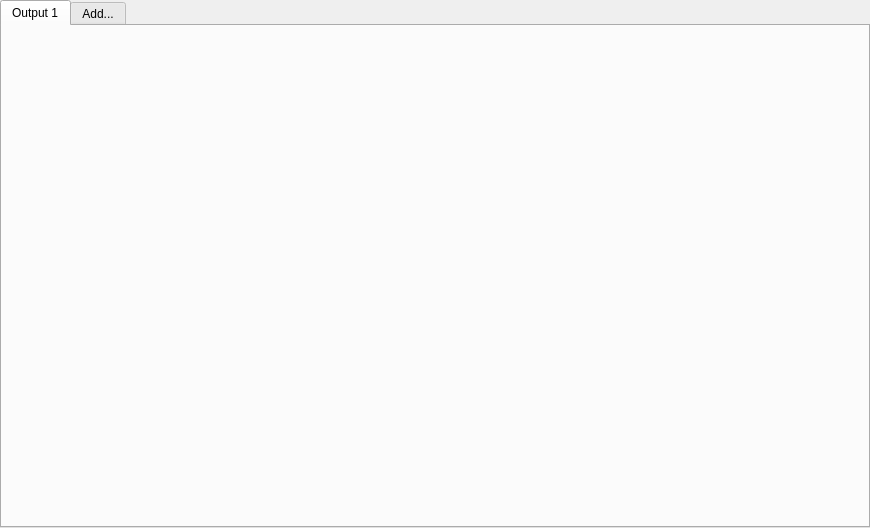
This is DuFFMpeg/queuewidget.ui in RxLaboratory/DuME as Qt 5 draws it before an edit. The edited form follows.
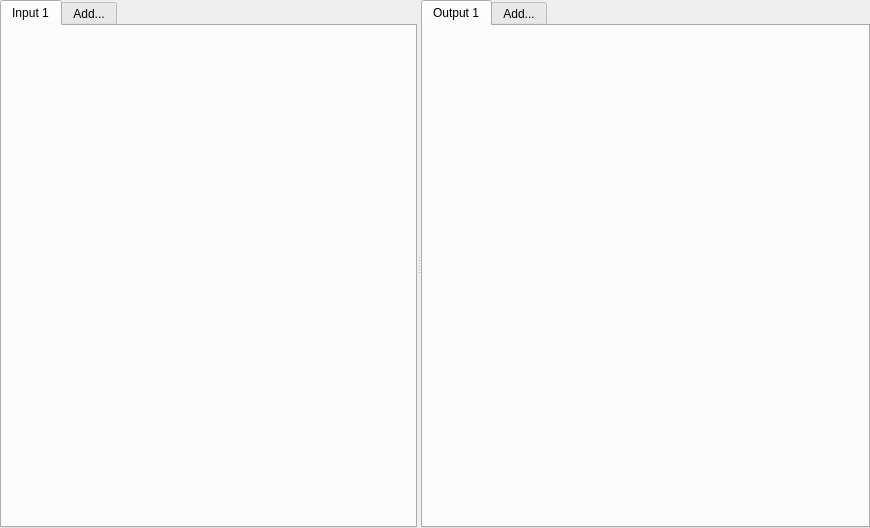
This is the edited form.

Commit message: prep for multiple inputs

```diff
--- a/DuFFMpeg/queuewidget.ui
+++ b/DuFFMpeg/queuewidget.ui
@@ -13,7 +13,7 @@
   <property name="windowTitle">
    <string>Form</string>
   </property>
-  <layout class="QVBoxLayout" name="verticalLayout_2">
+  <layout class="QVBoxLayout" name="verticalLayout_3">
    <property name="spacing">
     <number>0</number>
    </property>
@@ -34,9 +34,38 @@
      <property name="orientation">
       <enum>Qt::Horizontal</enum>
      </property>
-     <property name="handleWidth">
-      <number>10</number>
-     </property>
+     <widget class="QTabWidget" name="inputTab">
+      <property name="currentIndex">
+       <number>0</number>
+      </property>
+      <widget class="QWidget" name="inputTab1">
+       <attribute name="title">
+        <string>Input 1</string>
+       </attribute>
+       <layout class="QVBoxLayout" name="verticalLayout_2">
+        <property name="spacing">
+         <number>3</number>
+        </property>
+        <property name="leftMargin">
+         <number>0</number>
+        </property>
+        <property name="topMargin">
+         <number>1</number>
+        </property>
+        <property name="rightMargin">
+         <number>0</number>
+        </property>
+        <property name="bottomMargin">
+         <number>0</number>
+        </property>
+       </layout>
+      </widget>
+      <widget class="QWidget" name="addInputTab">
+       <attribute name="title">
+        <string>Add...</string>
+       </attribute>
+      </widget>
+     </widget>
      <widget class="QTabWidget" name="outputTab">
       <property name="currentIndex">
        <number>0</number>
```
Left out of the diff: 4 changed lines with no effect on the pictures. The commit also changes 1 other file.
